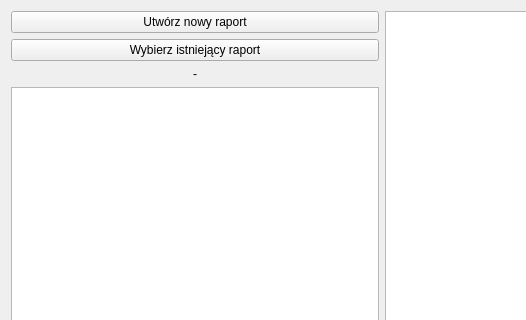
ukito-pl/UltraSoundScanViewer, file RaportWindow.ui: the form before one commit; both pictures show x 0 to 526 and y 0 to 320 of the 763 by 765 pixel window.
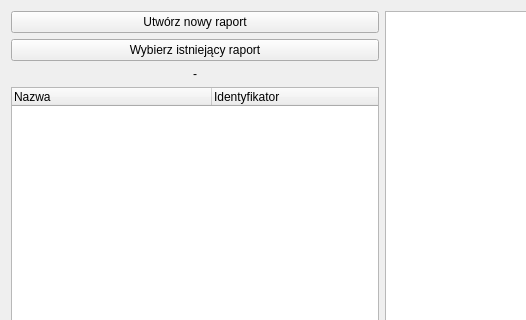
The form after the commit.

The edit to the form file:
```diff
--- a/RaportWindow.ui
+++ b/RaportWindow.ui
@@ -44,7 +44,24 @@
       </widget>
      </item>
      <item>
-      <widget class="QTreeView" name="treeView"/>
+      <widget class="QTreeWidget" name="treeWidget">
+       <attribute name="headerDefaultSectionSize">
+        <number>200</number>
+       </attribute>
+       <attribute name="headerMinimumSectionSize">
+        <number>60</number>
+       </attribute>
+       <column>
+        <property name="text">
+         <string>Nazwa</string>
+        </property>
+       </column>
+       <column>
+        <property name="text">
+         <string>Identyfikator</string>
+        </property>
+       </column>
+      </widget>
      </item>
     </layout>
    </item>
```
